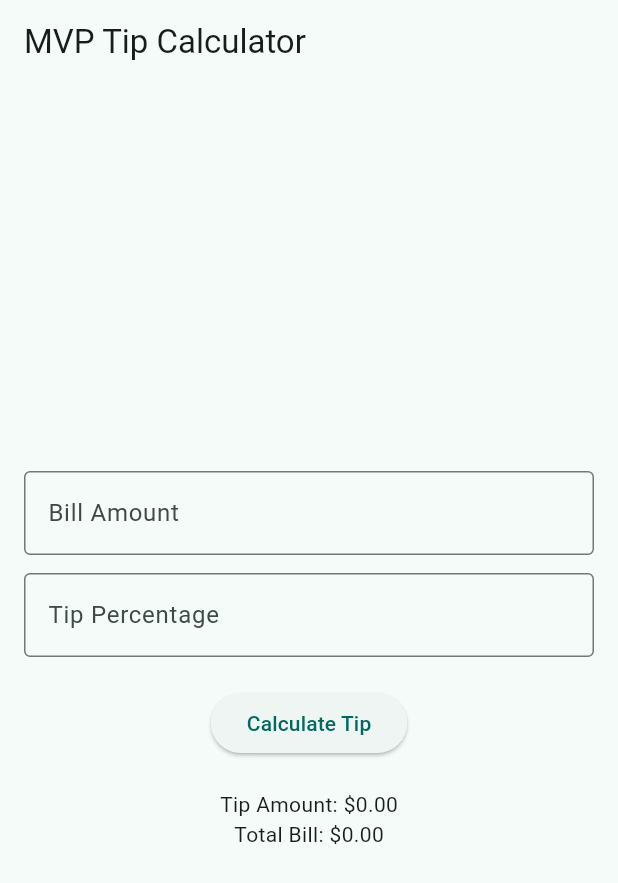
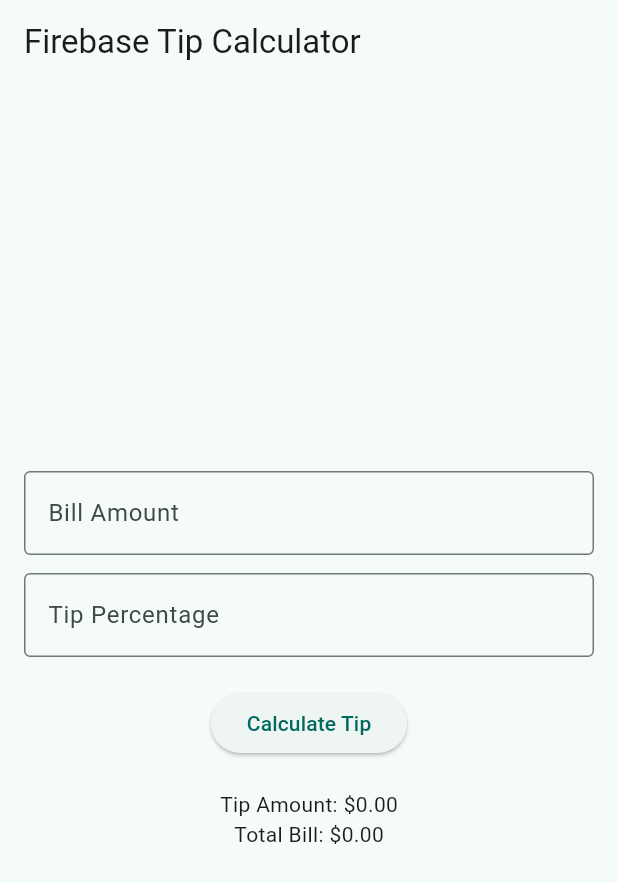
Before and after one commit to Andyw661/Flutter_lab3, a Flutter app: the screen it shows after launch, on a phone screen of 412 x 824 dp. Shown: the top 883 px of the screen. Run offline on Flutter 3.47's test engine with Material 3 defaults, Android fonts, the phone set to English and light mode, and no system bars; our stand-ins replace firebase_core; accounts and stored records are empty.

Commit message:
working app

```diff
--- a/OneDrive/Desktop/flutter_tipcalc/lib/main.dart
+++ b/OneDrive/Desktop/flutter_tipcalc/lib/main.dart
@@ -11,11 +11,15 @@ class MyApp extends StatelessWidget {
   @override
   Widget build(BuildContext context) {
     return MaterialApp(
-      title: 'Tip Calculator - MVP',
+      title: 'Firestroe Tip Calculator - MVP',
       theme: ThemeData(
         colorScheme: ColorScheme.fromSeed(seedColor: Colors.teal),
+        useMaterial3: true,
       ),
-      home: const TipCalculatorPage(title: 'MVP Tip Calculator'),
+      initialRoute: '/',
+      routes:{
+        '/': (contect) => const TipCalculatorPage(title: 'Firebase Tip Calculator'),
+      }
     );
   }
 }
```
Also changed, not shown: 3 other files.
